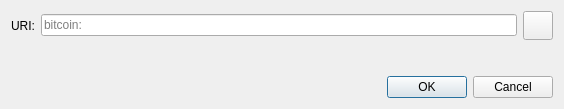
Qt form src/qt/forms/openuridialog.ui (genisyskernel/koyotecoin) before a commit.
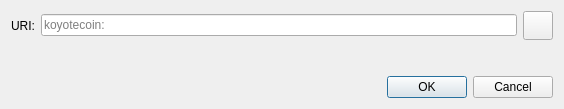
The same form after that commit. Icons and pictures are not drawn. Custom widgets are drawn as their Qt base class.

Commit message: koyotecoin: update code base.

Diff of the .ui file:
```diff
--- a/src/qt/forms/openuridialog.ui
+++ b/src/qt/forms/openuridialog.ui
@@ -26,7 +26,7 @@
      <item>
       <widget class="QValidatedLineEdit" name="uriEdit">
        <property name="placeholderText">
-        <string notr="true">bitcoin:</string>
+        <string notr="true">koyotecoin:</string>
        </property>
       </widget>
      </item>
```
Left out of the diff: 4 changed lines with no effect on the pictures. The commit also changes 2627 other files.
